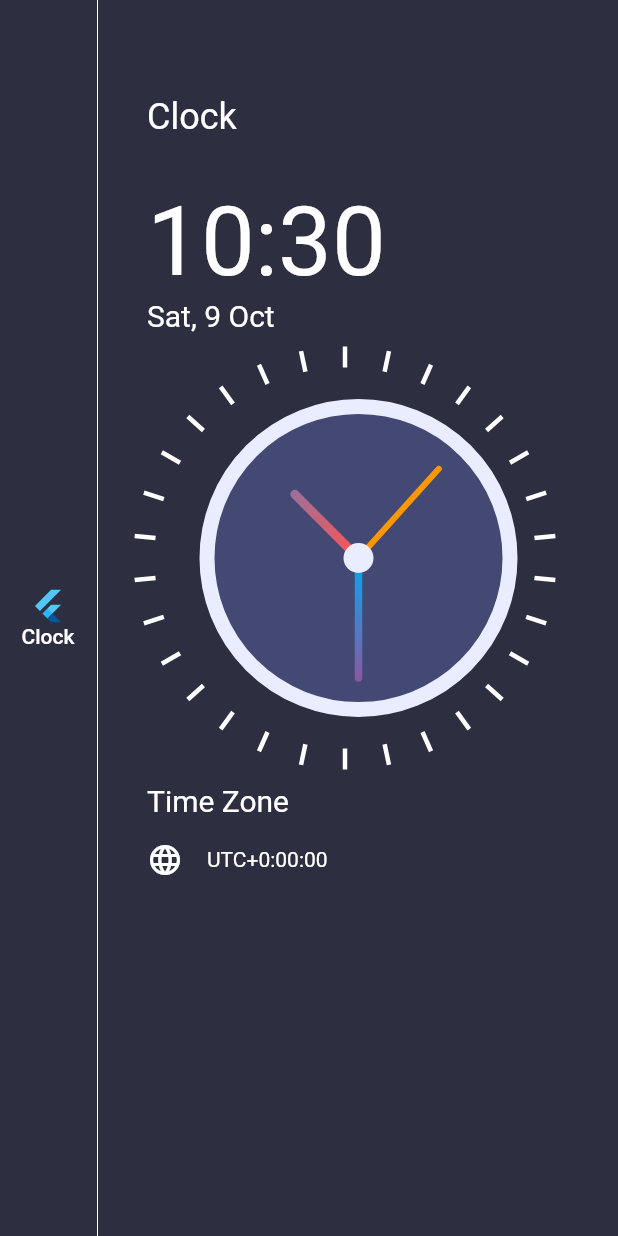
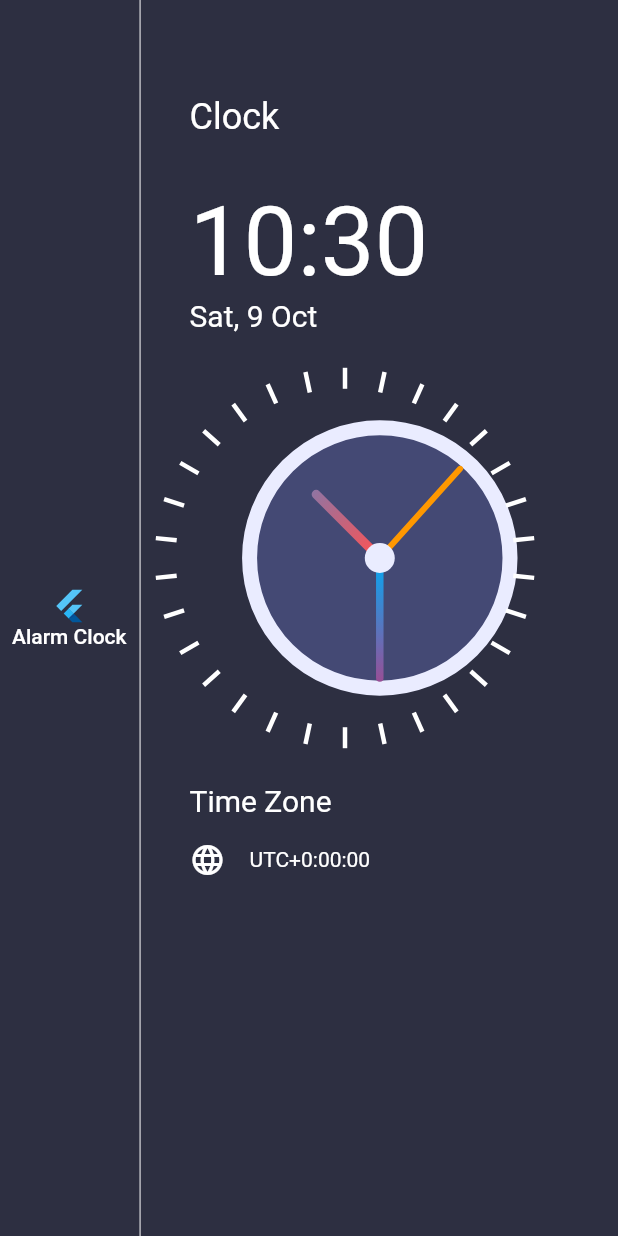
Before and after one commit to ponnow/clockapp, a Flutter app: the screen it shows after launch, on a phone screen of 412 x 824 dp. Run offline on Flutter 3.47's test engine with Material 2 defaults, Android fonts, the light colour scheme and no system bars.

Commit message:
Clock Application version 2

```diff
--- a/lib/home.dart
+++ b/lib/home.dart
@@ -33,7 +33,7 @@ class _HomePageState extends State<HomePage> {
                   children: const <Widget>[
                     FlutterLogo(),
                     Text(
-                      'Clock',
+                      'Alarm Clock',
                       style: TextStyle(color: Colors.white, fontSize: 14),
                     )
                   ],
```
